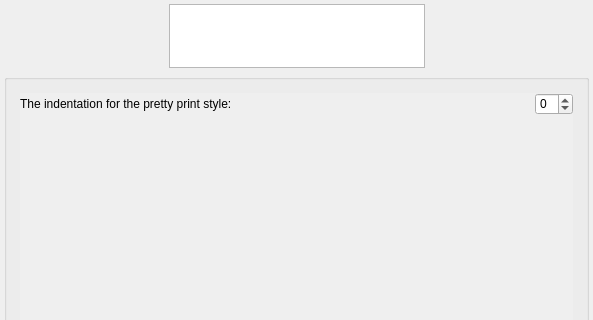
Old version of the form src/gui/wizarddialog.ui in the repository RazrFalcon/svgcleaner; both pictures show x 0 to 593 and y 0 to 320 of the 593 by 581 pixel window.
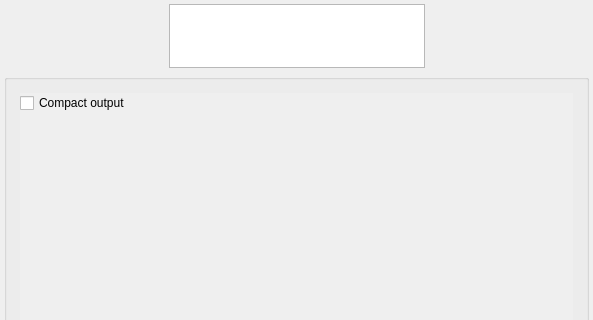
New version of the form. The open tabs and pages were chosen to show the change. Custom widgets are drawn as their Qt base class.

Diff of the .ui file:
```diff
--- a/src/gui/wizarddialog.ui
+++ b/src/gui/wizarddialog.ui
@@ -1947,8 +1947,8 @@
               <rect>
                <x>0</x>
                <y>0</y>
-               <width>360</width>
-               <height>29</height>
+               <width>563</width>
+               <height>453</height>
               </rect>
              </property>
              <layout class="QGridLayout" name="gridLayoutOutput">
@@ -1968,38 +1968,16 @@
                 </property>
                </spacer>
               </item>
-              <item row="0" column="1">
-               <widget class="QSpinBox" name="spinBoxIndent">
-                <property name="sizePolicy">
-                 <sizepolicy hsizetype="Fixed" vsizetype="Fixed">
-                  <horstretch>0</horstretch>
-                  <verstretch>0</verstretch>
-                 </sizepolicy>
-                </property>
-                <property name="accessibleName">
-                 <string notr="true">indent</string>
-                </property>
-                <property name="accessibleDescription">
-                 <string notr="true">0</string>
-                </property>
-                <property name="minimum">
-                 <number>-1</number>
-                </property>
-                <property name="maximum">
-                 <number>4</number>
-                </property>
-                <property name="value">
-                 <number>0</number>
-                </property>
-               </widget>
-              </item>
               <item row="0" column="0">
-               <widget class="QLabel" name="label_13">
+               <widget class="QCheckBox" name="checkBox_28">
+                <property name="toolTip">
+                 <string>If this option is set, then output is created with only required whitespace and newlines.</string>
+                </property>
                 <property name="accessibleName">
                  <string notr="true">indent</string>
                 </property>
                 <property name="text">
-                 <string>The indentation for the pretty print style:</string>
+                 <string>Compact output</string>
                 </property>
                </widget>
               </item>
```
Left out of the diff: 19 changed lines with no effect on the pictures.
